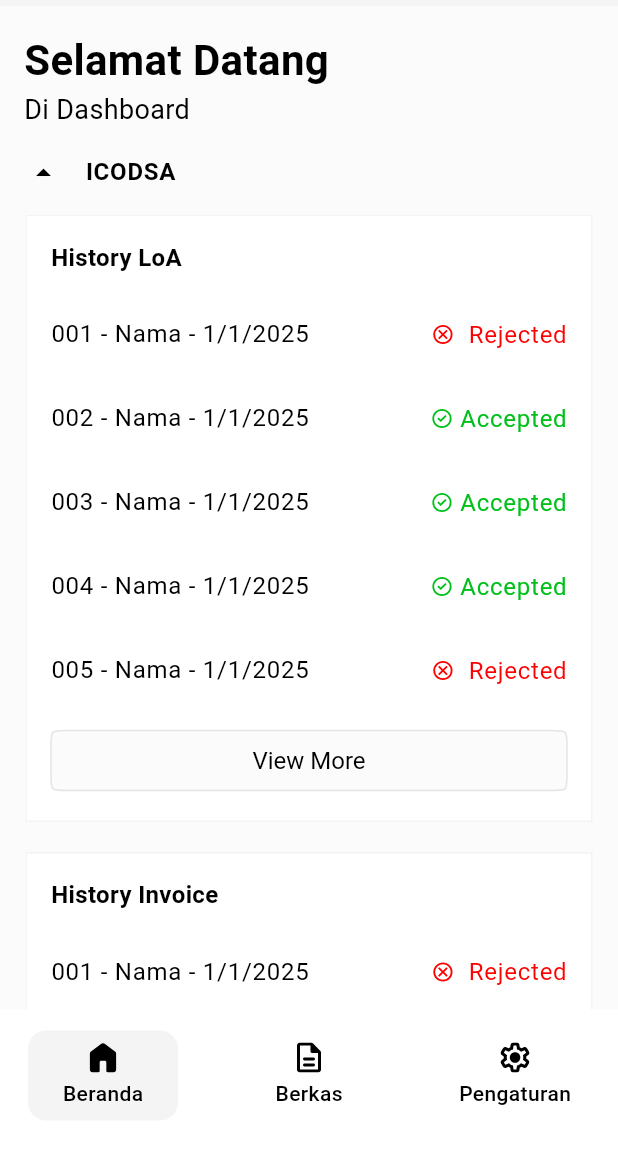
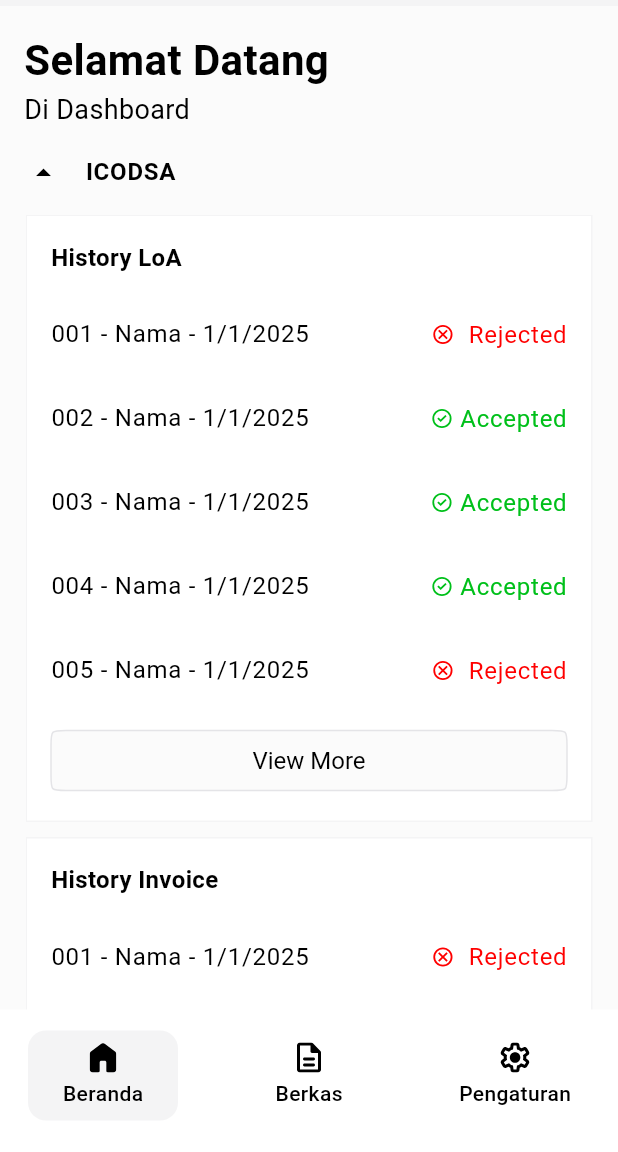
Before and after one commit to MuhammadYaumil1212/SummitDocs, a Flutter app: the screen it shows after launch, on a phone screen of 412 x 824 dp, the part 84-1236 px from its top. Run offline on Flutter 3.47's test engine with Material 3 defaults, Android fonts, the phone set to English and light mode, and no system bars; our stand-ins replace bloc, dartz, dio, equatable, flutter_bloc, flutter_svg and 5 more; accounts and stored records are empty.

Commit message:
optimize code

```diff
--- a/lib/Presentations/dashboard/pages/dashboard_screen.dart
+++ b/lib/Presentations/dashboard/pages/dashboard_screen.dart
@@ -11,41 +11,49 @@ class DashboardScreen extends StatefulWidget {
 }
 
 class _DashboardScreenState extends State<DashboardScreen> {
-  bool _isExpandedIcodsa = true;
-  bool _isExpandedIcicyta = true;
+  final ValueNotifier<bool> _isExpandedIcodsa = ValueNotifier(true);
+  final ValueNotifier<bool> _isExpandedIcicyta = ValueNotifier(true);
+
   @override
   Widget build(BuildContext context) {
     return SingleChildScrollView(
-      scrollDirection: Axis.vertical,
       child: Padding(
         padding: const EdgeInsets.all(16.0),
         child: Column(
           crossAxisAlignment: CrossAxisAlignment.start,
           children: [
-            HomeTitle(
+            const HomeTitle(
               title: "Selamat Datang",
               description: "Di Dashboard",
             ),
-            Theme(
+            _buildExpansionTile("ICODSA", _isExpandedIcodsa),
+            _buildExpansionTile("ICICYTA", _isExpandedIcicyta),
+          ],
+        ),
+      ),
+    );
+  }
+
+  Widget _buildExpansionTile(String title, ValueNotifier<bool> isExpanded) {
+    return ValueListenableBuilder<bool>(
+      valueListenable: isExpanded,
+      builder: (context, expanded, child) {
+        return Theme(
           data: Theme.of(context).copyWith(
             splashFactory: NoSplash.splashFactory,
             highlightColor: Colors.transparent,
           ),
           child: ExpansionTile(
             showTrailingIcon: false,
-                onExpansionChanged: (expanded) {
-                  setState(() {
-                    _isExpandedIcodsa = expanded;
-                  });
-                },
+            onExpansionChanged: (value) => isExpanded.value = value,
             leading: Icon(
-                  _isExpandedIcodsa
+              expanded
                   ? Icons.arrow_drop_up_outlined
                   : Icons.arrow_drop_down_outlined,
               color: Colors.black,
             ),
             title: AppText(
-                  text: "ICODSA",
+              text: title,
               fontWeight: FontWeight.w700,
               fontSize: 16,
             ),
@@ -62,7 +70,7 @@ class _DashboardScreenState extends State<DashboardScreen> {
                   ),
                 ),
               ),
-                  const SizedBox(height: 20),
+              const SizedBox(height: 10),
               DashboardCard(
                 title: "History Invoice",
                 historyItems: List.generate(
@@ -76,61 +84,8 @@ class _DashboardScreenState extends State<DashboardScreen> {
               ),
             ],
           ),
-            ),
-            Theme(
-              data: Theme.of(context).copyWith(
-                splashFactory: NoSplash.splashFactory,
-                highlightColor: Colors.transparent,
-              ),
-              child: ExpansionTile(
-                showTrailingIcon: false,
-                onExpansionChanged: (expanded) {
-                  setState(() {
-                    _isExpandedIcicyta = expanded;
-                  });
+        );
       },
-                leading: Icon(
-                  _isExpandedIcicyta
-                      ? Icons.arrow_drop_up_outlined
-                      : Icons.arrow_drop_down_outlined,
-                  color: Colors.black,
-                ),
-                title: AppText(
-                  text: "ICICYTA",
-                  fontWeight: FontWeight.w700,
-                  fontSize: 16,
-                ),
-                initiallyExpanded: true,
-                children: [
-                  DashboardCard(
-                    title: "History LoA",
-                    historyItems: List.generate(
-                      50,
-                      (index) => HistoryItem(
-                        text: "00${index + 1} - Nama - 1/1/2025",
-                        statusText: index % 4 == 0 ? "Rejected" : "Accepted",
-                        status: index % 4 != 0,
-                      ),
-                    ),
-                  ),
-                  const SizedBox(height: 20),
-                  DashboardCard(
-                    title: "History Invoice",
-                    historyItems: List.generate(
-                      10,
-                      (index) => HistoryItem(
-                        text: "00${index + 1} - Nama - 1/1/2025",
-                        statusText: index % 4 == 0 ? "Rejected" : "Accepted",
-                        status: index % 4 != 0,
-                      ),
-                    ),
-                  ),
-                ],
-              ),
-            ),
-          ],
-        ),
-      ),
     );
   }
 }
--- a/lib/Presentations/dashboard/widgets/dashboard_card.dart
+++ b/lib/Presentations/dashboard/widgets/dashboard_card.dart
@@ -1,9 +1,3 @@
-import 'package:SummitDocs/Presentations/dashboard/widgets/status_file.dart';
-import 'package:SummitDocs/commons/widgets/app_button.dart';
-import 'package:SummitDocs/commons/widgets/app_text.dart';
-import 'package:SummitDocs/core/config/theme/app_colors.dart';
-import 'package:flutter/material.dart';
-
 import 'package:SummitDocs/Presentations/dashboard/widgets/status_file.dart';
 import 'package:SummitDocs/commons/widgets/app_button.dart';
 import 'package:SummitDocs/commons/widgets/app_text.dart';
@@ -37,25 +31,22 @@ class _DashboardCardState extends State<DashboardCard> {
 
   void _toggleList() {
     setState(() {
-      if (itemsToShow >= widget.historyItems.length) {
-        itemsToShow = widget.initialItemsToShow; // Reset ke jumlah awal
-      } else {
-        itemsToShow = (itemsToShow + 5).clamp(0, widget.historyItems.length);
-      }
+      itemsToShow = itemsToShow >= widget.historyItems.length
+          ? widget.initialItemsToShow
+          : (itemsToShow + 5).clamp(0, widget.historyItems.length);
     });
   }
 
   @override
   Widget build(BuildContext context) {
     return Container(
-      width: MediaQuery.of(context).size.width,
+      width: double.infinity,
       decoration: BoxDecoration(
         color: AppColors.background,
         border: Border.all(
           color: AppColors.grayBackground,
         ),
       ),
-      child: Padding(
       padding: const EdgeInsets.all(16.0),
       child: Column(
         crossAxisAlignment: CrossAxisAlignment.start,
@@ -66,13 +57,9 @@ class _DashboardCardState extends State<DashboardCard> {
             fontSize: 16,
           ),
           const SizedBox(height: 12),
-            ListView.builder(
-              shrinkWrap: true,
-              physics: NeverScrollableScrollPhysics(),
-              itemCount: itemsToShow,
-              itemBuilder: (context, index) {
-                return HistoryItemTile(item: widget.historyItems[index]);
-              },
+          ...List.generate(
+            itemsToShow,
+            (index) => HistoryItemTile(item: widget.historyItems[index]),
           ),
           const SizedBox(height: 8),
           if (widget.historyItems.length > widget.initialItemsToShow)
@@ -87,7 +74,6 @@ class _DashboardCardState extends State<DashboardCard> {
             ),
         ],
       ),
-      ),
     );
   }
 }
@@ -97,7 +83,7 @@ class HistoryItem {
   final String statusText;
   final bool status;
 
-  HistoryItem({
+  const HistoryItem({
     required this.text,
     required this.statusText,
     required this.status,
```
Lines whose indentation alone changed are shown as unchanged.
